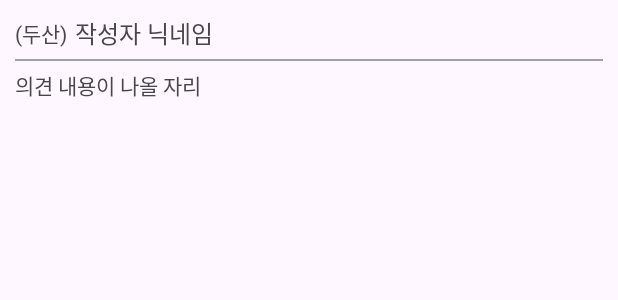
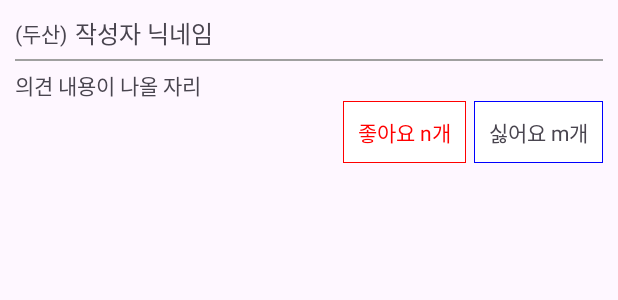
Before and after one commit to tjyoo73/Coloseum_Genie, an Android app: the layout reply_list_item.xml on its own in the app's theme, with its tools: preview values and no code run, on a phone screen of 412 x 824 dp. Shown: the top 300 px of the screen. Run offline under Robolectric (Android 15) with nearby library versions, the phone set to English and light mode, and no system bars.

Commit message:
2nd Commit

```diff
--- a/app/src/main/AndroidManifest.xml
+++ b/app/src/main/AndroidManifest.xml
@@ -22,6 +22,7 @@
             android:name=".ViewTopicDetailActivity"
             android:exported="false" />
         <activity
+            android:theme="@style/Theme.AppCompat.DayNight.NoActionBar"
             android:name=".SplashActivity"
             android:exported="true">
             <intent-filter>
--- a/app/src/main/java/com/tjlab/coloseum_genie/MainActivity.kt
+++ b/app/src/main/java/com/tjlab/coloseum_genie/MainActivity.kt
@@ -3,6 +3,7 @@ package com.tjlab.coloseum_genie
 import android.content.Intent
 import androidx.appcompat.app.AppCompatActivity
 import android.os.Bundle
+import android.view.View
 import com.tjlab.coloseum_genie.adapers.TopicAdapter
 import com.tjlab.coloseum_genie.databinding.ActivityMainBinding
 import com.tjlab.coloseum_genie.datas.Topic
@@ -29,9 +30,7 @@ class MainActivity : BaseActivity() {
             val myIntent = Intent(mContext, ViewTopicDetailActivity::class.java)
             myIntent.putExtra("topic", clickedTopic)
             startActivity(myIntent)
-
         }
-
     }
 
     override fun setValues() {
@@ -39,6 +38,7 @@ class MainActivity : BaseActivity() {
         mTopicAdapter = TopicAdapter(mContext, R.layout.toipc_list_item, mTopicList)
         binding.topicListView.adapter = mTopicAdapter
 
+        backBtn.visibility = View.GONE
     }
 
     fun getTopicListFromServer() {
@@ -57,8 +57,6 @@ class MainActivity : BaseActivity() {
                     mTopicAdapter.notifyDataSetChanged()
                 }
             }
-
         })
-
     }
 }
--- /dev/null
+++ b/app/src/main/res/drawable/blue_border_box.xml
@@ -0,0 +1,52 @@
+<?xml version="1.0" encoding="utf-8"?>
+<selector xmlns:android="http://schemas.android.com/apk/res/android">
+    <item
+        android:state_pressed="false" >
+        <layer-list>
+            <item>
+                <shape
+                    android:shape="rectangle">
+                    <solid
+                        android:color="#0000FF" />
+                </shape>
+            </item>
+            <item
+                android:top="1dp"
+                android:bottom="1dp"
+                android:left="1dp"
+                android:right="1dp" >
+
+                <shape
+                    android:shape="rectangle">
+                    <solid
+                        android:color="@color/white" />
+                </shape>
+            </item>
+        </layer-list>
+    </item>
+    <item
+        android:state_pressed="true" >
+        <layer-list>
+            <item>
+                <shape
+                    android:shape="rectangle">
+                    <solid
+                        android:color="#0000FF" />
+                </shape>
+            </item>
+            <item
+                android:top="1dp"
+                android:bottom="1dp"
+                android:left="1dp"
+                android:right="1dp" >
+
+                <shape
+                    android:shape="rectangle">
+                    <solid
+                        android:color="#D0D0D0" />
+                </shape>
+            </item>
+        </layer-list>
+    </item>
+
+</selector>
--- /dev/null
+++ b/app/src/main/res/drawable/red_border_box.xml
@@ -0,0 +1,52 @@
+<?xml version="1.0" encoding="utf-8"?>
+<selector xmlns:android="http://schemas.android.com/apk/res/android">
+    <item
+        android:state_pressed="false" >
+        <layer-list>
+            <item>
+                <shape
+                    android:shape="rectangle">
+                    <solid
+                        android:color="#FF0000" />
+                </shape>
+            </item>
+            <item
+                android:top="1dp"
+                android:bottom="1dp"
+                android:left="1dp"
+                android:right="1dp" >
+
+                <shape
+                    android:shape="rectangle">
+                    <solid
+                        android:color="@color/white" />
+                </shape>
+            </item>
+        </layer-list>
+    </item>
+    <item
+        android:state_pressed="true" >
+        <layer-list>
+            <item>
+                <shape
+                    android:shape="rectangle">
+                    <solid
+                        android:color="#FF0000" />
+                </shape>
+            </item>
+            <item
+                android:top="1dp"
+                android:bottom="1dp"
+                android:left="1dp"
+                android:right="1dp" >
+
+                <shape
+                    android:shape="rectangle">
+                    <solid
+                        android:color="#D0D0D0" />
+                </shape>
+            </item>
+        </layer-list>
+    </item>
+
+</selector>
--- a/app/src/main/res/layout/reply_list_item.xml
+++ b/app/src/main/res/layout/reply_list_item.xml
@@ -45,6 +45,34 @@
             android:layout_height="wrap_content"
             android:text="의견 내용이 나올 자리" />
 
+        <LinearLayout
+            android:layout_width="match_parent"
+            android:layout_height="wrap_content"
+            android:orientation="horizontal"
+            android:gravity="right" >
+
+            <TextView
+                android:id="@+id/likeCountBtn"
+                android:layout_width="wrap_content"
+                android:layout_height="wrap_content"
+                android:clickable="true"
+                android:background="@drawable/red_border_box"
+                android:padding="10dp"
+                android:textColor="#FF0000"
+                android:layout_marginRight="5dp"
+                android:text="좋아요 n개" />
+
+            <TextView
+                android:id="@+id/dislikeCountBtn"
+                android:layout_width="wrap_content"
+                android:layout_height="wrap_content"
+                android:background="@drawable/blue_border_box"
+                android:padding="10dp"
+                android:clickable="true"
+                android:text="싫어요 m개" />
+
+        </LinearLayout>
+
     </LinearLayout>
 
 </LinearLayout>
--- a/app/src/main/res/values-night/themes.xml
+++ b/app/src/main/res/values-night/themes.xml
@@ -1,6 +1,7 @@
 <resources xmlns:tools="http://schemas.android.com/tools">
     <!-- Base application theme. -->
-    <style name="Base.Theme.Coloseum_Genie" parent="Theme.Material3.DayNight.NoActionBar">
+<!--    <style name="Base.Theme.Coloseum_Genie" parent="Theme.Material3.DayNight.NoActionBar">-->
+    <style name="Base.Theme.Coloseum_Genie" parent="Theme.Material3.DayNight">
         <!-- Customize your dark theme here. -->
         <!-- <item name="colorPrimary">@color/my_dark_primary</item> -->
     </style>
--- a/app/src/main/res/values/themes.xml
+++ b/app/src/main/res/values/themes.xml
@@ -1,6 +1,7 @@
 <resources xmlns:tools="http://schemas.android.com/tools">
     <!-- Base application theme. -->
-    <style name="Base.Theme.Coloseum_Genie" parent="Theme.Material3.DayNight.NoActionBar">
+<!--    <style name="Base.Theme.Coloseum_Genie" parent="Theme.Material3.DayNight.NoActionBar">-->
+    <style name="Base.Theme.Coloseum_Genie" parent="Theme.Material3.DayNight">
         <!-- Customize your light theme here. -->
         <!-- <item name="colorPrimary">@color/my_light_primary</item> -->
     </style>
```
Also changed, not shown: app/src/main/java/com/tjlab/coloseum_genie/BaseActivity.kt (+26 -0 lines), app/src/main/java/com/tjlab/coloseum_genie/adapers/ReplyAdapter.kt (+41 -0 lines), app/src/main/java/com/tjlab/coloseum_genie/datas/Reply.kt (+10 -0 lines), app/src/main/java/com/tjlab/coloseum_genie/utils/ServerUtil.kt (+33 -0 lines), app/src/main/res/drawable/gray_border_box.xml (added, +52 -0 lines), app/src/main/res/layout/my_custom_action_bar.xml (added, +24 -0 lines), app/src/main/res/drawable/back_button.png (added).
